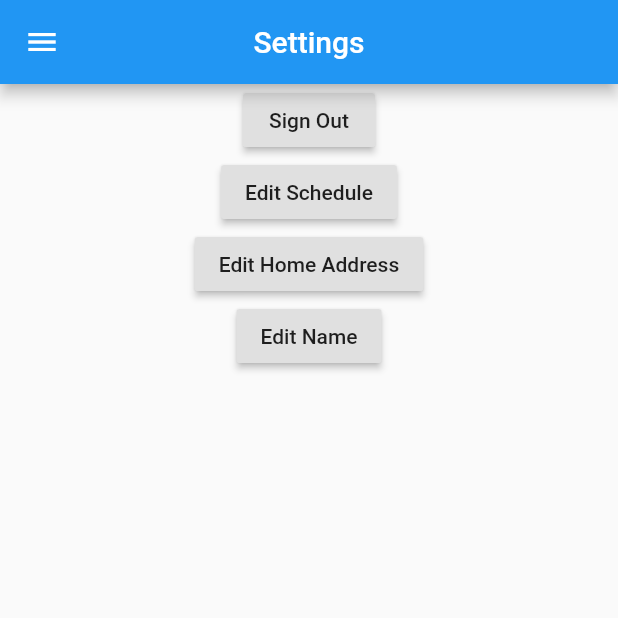
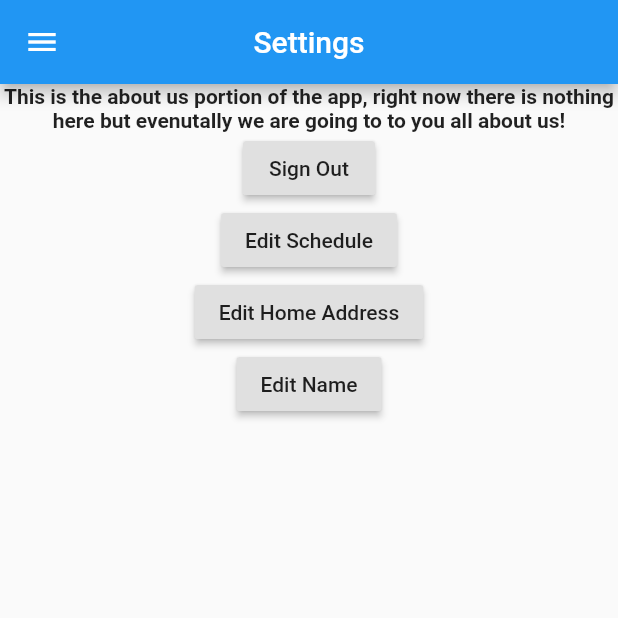
Before and after one commit to TylerCarberry/RowanRideshare, a Flutter app: the screen it shows after launch, after a tap on "Settings", on a phone screen of 412 x 824 dp, the top half of it. Run offline on Flutter 3.47's test engine with Material 2 defaults, Android fonts, the light colour scheme and no system bars.

Commit message:
Added 'About Us Section of Settings Screen

```diff
--- a/ruber/lib/settings_Screen.dart
+++ b/ruber/lib/settings_Screen.dart
@@ -8,6 +8,12 @@ Scaffold launchSettingsScreen(context) {
     body: new Center(
       child: Column(
         children: [
+          Text(
+            'This is the about us portion of the app, right now there is nothing here but evenutally we are going to to you all about us!',
+            textAlign: TextAlign.center,
+            overflow: TextOverflow.clip,
+            style: TextStyle(fontWeight: FontWeight.bold),
+          ),
           RaisedButton(
             child: Text('Sign Out'),
             onPressed: () {
```
